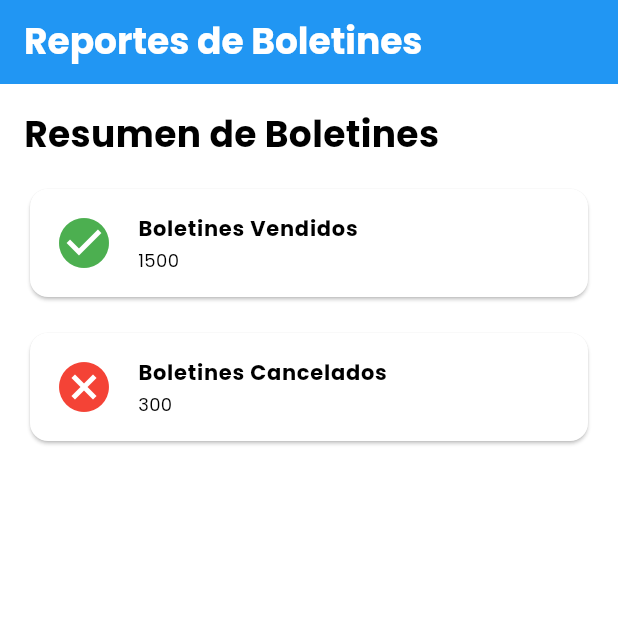
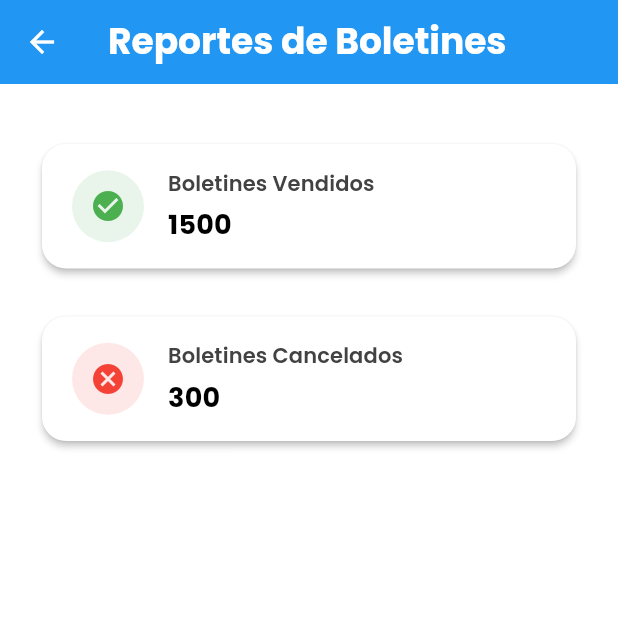
Before and after one commit to ldiazg97Klint/buscheck, a Flutter app: the ReportPage screen opened by its route, on a phone screen of 412 x 824 dp, the top half of it. Run offline on Flutter 3.47's test engine with Material 3 defaults, Android fonts, the phone set to English and light mode, and no system bars; our stand-ins replace animate_do, connectivity_plus, freezed_annotation, go_router, google_fonts, google_sign_in and 5 more; missing offline and left inert: flutter_facebook_auth, mobile_scanner; accounts and stored records are empty.

Commit message:
Refactor: Modernize ReportPage UI
This commit updates the `ReportPage` with a more modern and visually appealing design.

Key changes:
- **AppBar Update:** Added a back button (`Icons.arrow_back`) to the `AppBar` for improved navigation.
- **Removed Title:** The "Resumen de Boletines" title was removed for a cleaner layout.
- **ReportCard Redesign:**
    - `ReportCard` now uses a `Row` layout for better alignment of the icon and text.
    - Icons are now displayed within a circular container with a translucent background matching the icon's color.
    - Text styling for the title and count has been updated using `Theme.of(context).textTheme` for consistency and improved typography.
    - Card elevation, margins, and shape (rounded corners) have been adjusted for a more polished look.

The following file was updated:
- `lib/ui/pages/HomePage/ReportPage.dart`

```diff
--- a/lib/ui/pages/HomePage/ReportPage.dart
+++ b/lib/ui/pages/HomePage/ReportPage.dart
@@ -5,25 +5,26 @@ class ReportPage extends StatelessWidget {
   Widget build(BuildContext context) {
     return Scaffold(
       appBar: AppBar(
+        leading: IconButton(
+          icon: const Icon(Icons.arrow_back, color: Colors.white,),
+          onPressed: () => Navigator.of(context).pop(),
+        ),
         title: const Text('Reportes de Boletines'),
       ),
-      body: Padding(
-        padding: const EdgeInsets.all(16.0),
+      body: const Padding(
+        padding: EdgeInsets.all(16.0),
         child: Column(
           crossAxisAlignment: CrossAxisAlignment.stretch,
           children: <Widget>[
-            const Text(
-              'Resumen de Boletines',
-              style: TextStyle(fontSize: 24, fontWeight: FontWeight.bold),
-            ),
-            const SizedBox(height: 16),
+
+            SizedBox(height: 16),
             ReportCard(
               title: 'Boletines Vendidos',
               count: '1500',
               icon: Icons.check_circle,
               color: Colors.green,
             ),
-            const SizedBox(height: 16),
+            SizedBox(height: 16),
             ReportCard(
               title: 'Boletines Cancelados',
               count: '300',
@@ -43,20 +44,59 @@ class ReportCard extends StatelessWidget {
   final IconData icon;
   final Color color;
 
-  ReportCard({required this.title, required this.count, required this.icon, required this.color});
+  const ReportCard({
+    required this.title,
+    required this.count,
+    required this.icon,
+    required this.color,
+    super.key,
+  });
 
   @override
   Widget build(BuildContext context) {
     return Card(
-      child: ListTile(
-        leading: Icon(icon, size: 40, color: color),
-        title: Text(
-          title,
-          style: const TextStyle(fontSize: 14, fontWeight: FontWeight.bold),
-        ),
-        subtitle: Text(
-          count,
-          style: const TextStyle(fontSize: 12),
+      elevation: 2,
+      margin: const EdgeInsets.symmetric(vertical: 8, horizontal: 12),
+      shape: RoundedRectangleBorder(
+        borderRadius: BorderRadius.circular(16),
+      ),
+      child: Padding(
+        padding: const EdgeInsets.symmetric(vertical: 16, horizontal: 20),
+        child: Row(
+          children: [
+            // Ícono en contenedor circular translúcido
+            Container(
+              width: 48,
+              height: 48,
+              decoration: BoxDecoration(
+                color: color.withOpacity(0.12),
+                shape: BoxShape.circle,
+              ),
+              child: Icon(icon, color: color, size: 24),
+            ),
+            const SizedBox(width: 16),
+            // Título y conteo
+            Column(
+              crossAxisAlignment: CrossAxisAlignment.start,
+              children: [
+                Text(
+                  title,
+                  style: Theme.of(context).textTheme.labelLarge?.copyWith(
+                    fontWeight: FontWeight.w600,
+                    color: Colors.grey[800],
+                  ),
+                ),
+                const SizedBox(height: 4),
+                Text(
+                  count,
+                  style: Theme.of(context).textTheme.titleMedium?.copyWith(
+                    fontWeight: FontWeight.bold,
+                    fontSize: 18,
+                  ),
+                ),
+              ],
+            ),
+          ],
         ),
       ),
     );
```
